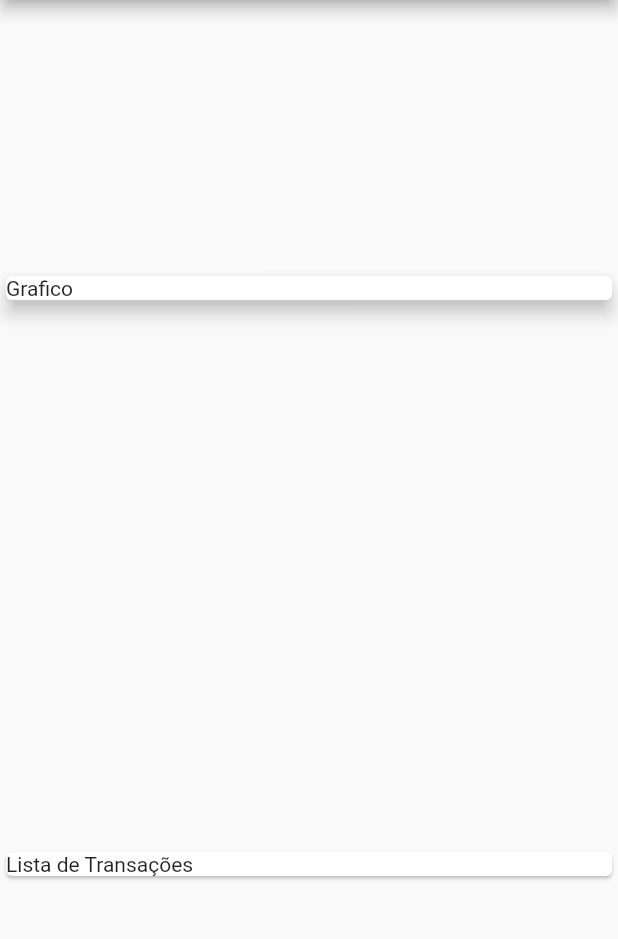
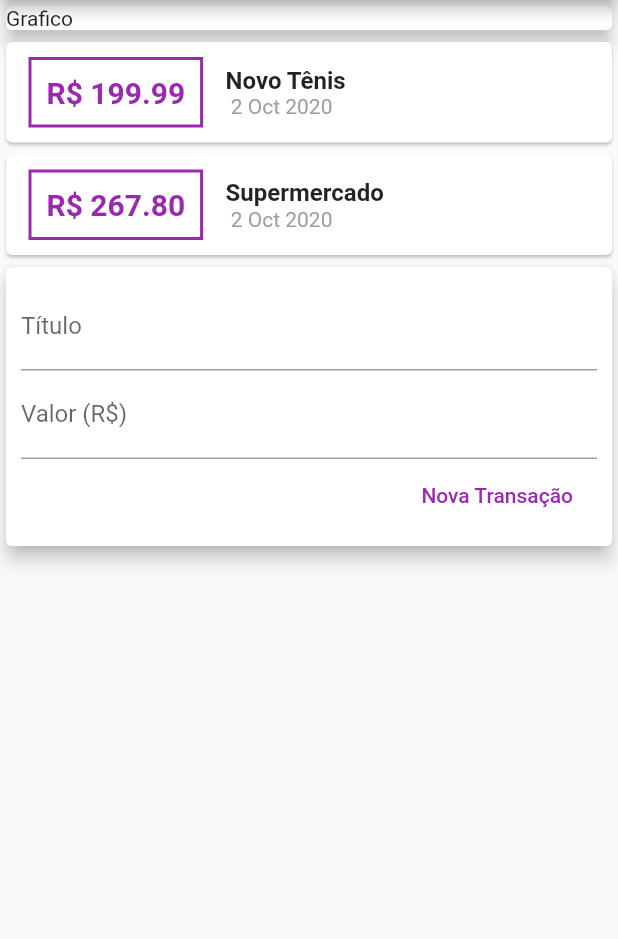
Before and after one commit to luizkrzyzaniak/despesasApp, a Flutter app: the screen it shows after launch, on a phone screen of 412 x 824 dp, the part 84-1023 px from its top. Run offline on Flutter 3.47's test engine with Material 2 defaults, Android fonts, the phone set to English and light mode, and no system bars.

Commit message:
Atualizando Projeto

```diff
--- a/lib/main.dart
+++ b/lib/main.dart
@@ -1,5 +1,6 @@
 import 'package:flutter/material.dart';
 import 'models/transaction.dart';
+import 'package:intl/intl.dart';
 
 main() => runApp(ExpensesApp());
 
@@ -33,7 +34,6 @@ class MyHomePage extends StatelessWidget {
         title: Text('Despesas Pessoais'),
       ),
       body: Column(
-          mainAxisAlignment: MainAxisAlignment.spaceAround,
         crossAxisAlignment: CrossAxisAlignment.stretch,
         children: [
           Container(
@@ -42,10 +42,87 @@ class MyHomePage extends StatelessWidget {
               elevation: 5,
             ),
           ),
-            Card(
-              child: Text('Lista de Transações'),
+          Column(
+            children: _transactions.map((tr) {
+              return Card(
+                child: Row(
+                  children: [
+                    Container(
+                      margin: EdgeInsets.symmetric(
+                        horizontal: 15,
+                        vertical: 10,
+                      ),
+                      decoration: BoxDecoration(
+                        border: Border.all(
+                          color: Colors.purple,
+                          width: 2,
+                        ),
+                      ),
+                      padding: EdgeInsets.all(10),
+                      child: Text(
+                        'R\$ ${tr.value.toStringAsFixed(2)}',
+                        style: TextStyle(
+                          fontWeight: FontWeight.bold,
+                          fontSize: 20,
+                          color: Colors.purple,
+                        ),
+                      ),
+                    ),
+                    Column(
+                      crossAxisAlignment: CrossAxisAlignment.start,
+                      children: [
+                        Text(
+                          tr.title,
+                          style: TextStyle(
+                            fontSize: 16,
+                            fontWeight: FontWeight.bold,
+                          ),
+                        ),
+                        Text(
+                          DateFormat(' d MMM y').format(tr.date),
+                          style: TextStyle(
+                            color: Colors.grey,
+                          ),
+                        ),
+                      ],
                     )
                   ],
-        ));
+                ),
+              );
+            }).toList(),
+          ),
+          Card(
+            elevation: 5,
+            child: Padding(
+              padding: const EdgeInsets.all(10),
+              child: Column(
+                children: [
+                  TextField(
+                    decoration: InputDecoration(
+                      labelText: 'Título',
+                    ),
+                  ),
+                  TextField(
+                    decoration: InputDecoration(
+                      labelText: 'Valor (R\$)',
+                    ),
+                  ),
+                  Row(
+                    mainAxisAlignment: MainAxisAlignment.end,
+                    children: [
+                      FlatButton(
+                        child: Text('Nova Transação'),
+                        textColor: Colors.purple,
+                        onPressed: () {},
+                      ),
+                    ],
+                  ),
+                ],
+              ),
+            ),
+          ),
+        ],
+      ),
+    );
   }
 }
--- a/pubspec.yaml
+++ b/pubspec.yaml
@@ -23,6 +23,7 @@ environment:
 dependencies:
   flutter:
     sdk: flutter
+  intl: ^0.16.1
 
 
   # The following adds the Cupertino Icons font to your application.
```
Also changed, not shown: pubspec.lock, 1 other file. Lines whose indentation alone changed are shown as unchanged.
